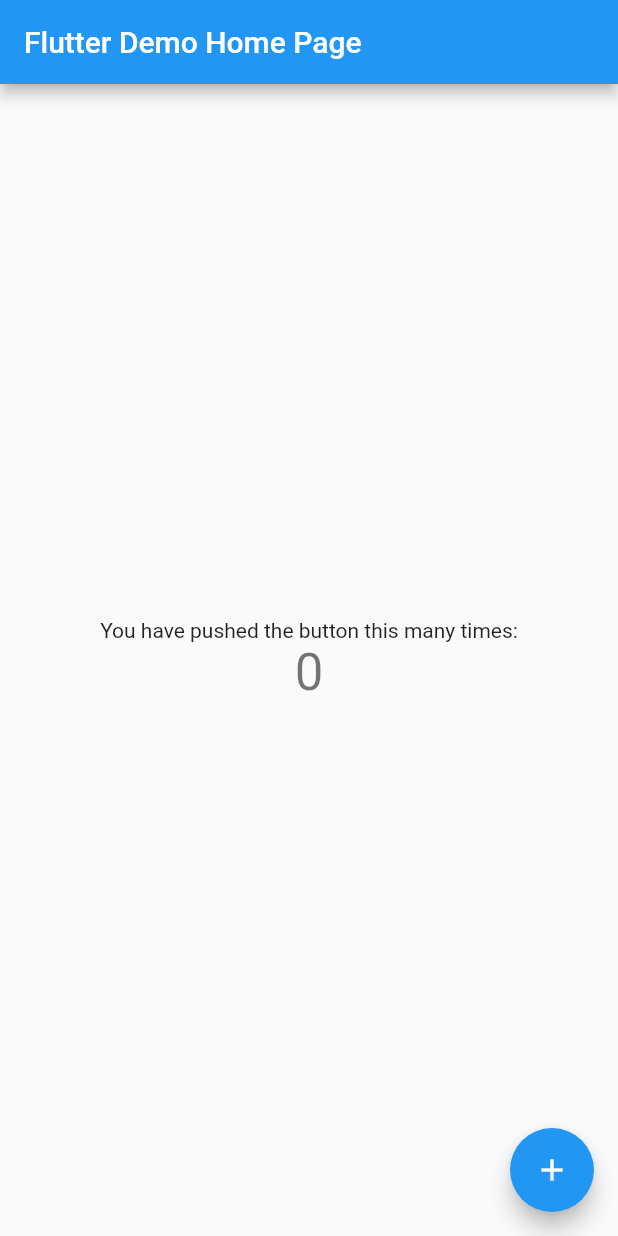
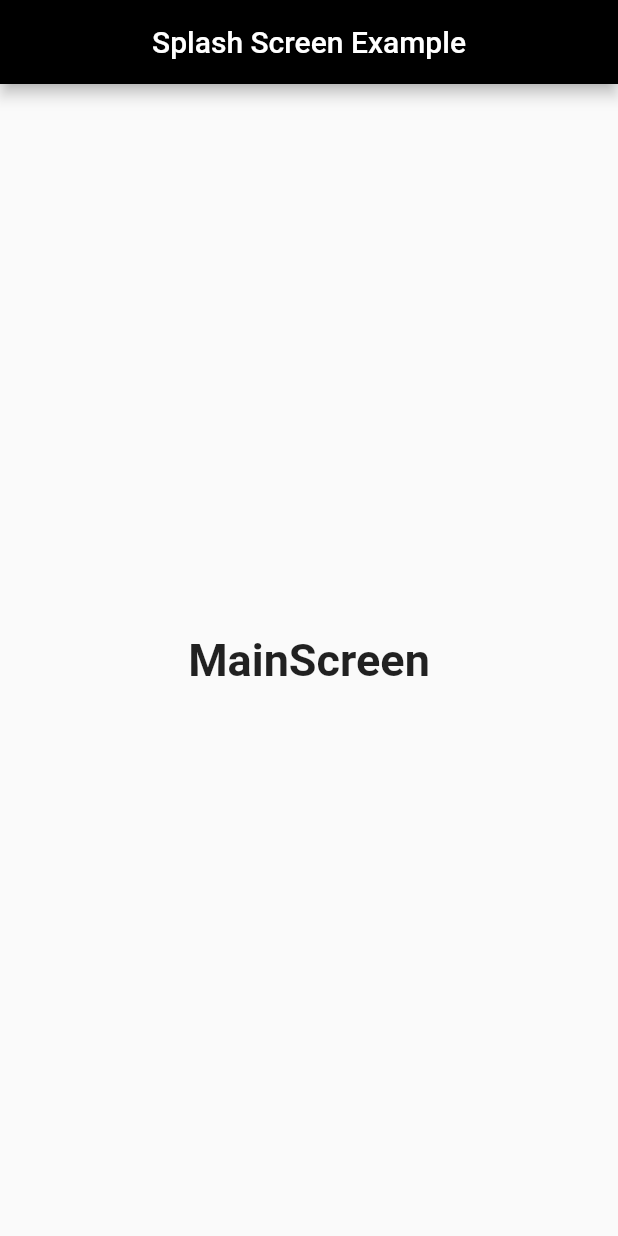
Before and after one commit to joosue72/Gumen, a Flutter app: the screen it shows after launch, on a phone screen of 412 x 824 dp. Run offline on Flutter 3.47's test engine with Material 2 defaults, Android fonts, the phone set to English and light mode, and no system bars; our stand-ins replace splashscreen.

Commit message:
Splash Screen pt1

```diff
--- a/lib/main.dart
+++ b/lib/main.dart
@@ -1,111 +1,50 @@
 import 'package:flutter/material.dart';
+import 'package:splashscreen/splashscreen.dart';
 
-void main() => runApp(MyApp());
+void main() {
+  runApp(new MaterialApp(
+  debugShowCheckedModeBanner: false,
+  home: new MyApp(),
+));
+}
 
-class MyApp extends StatelessWidget {
-  // This widget is the root of your application.
+
+class MyApp  extends StatefulWidget {
+  @override
+  _MyAppState createState() => _MyAppState();
+}
+
+class _MyAppState extends State<MyApp> {
   @override
   Widget build(BuildContext context) {
-    return MaterialApp(
-      title: 'Flutter Demo',
-      theme: ThemeData(
-        // This is the theme of your application.
-        //
-        // Try running your application with "flutter run". You'll see the
-        // application has a blue toolbar. Then, without quitting the app, try
-        // changing the primarySwatch below to Colors.green and then invoke
-        // "hot reload" (press "r" in the console where you ran "flutter run",
-        // or simply save your changes to "hot reload" in a Flutter IDE).
-        // Notice that the counter didn't reset back to zero; the application
-        // is not restarted.
-        primarySwatch: Colors.blue,
-      ),
-      home: MyHomePage(title: 'Flutter Demo Home Page'),
+    return SplashScreen(
+      seconds: 15,
+      backgroundColor: Colors.black,
+      image: Image.asset('assets/21362-animation.gif'),
+      loaderColor: Colors.white,
+      photoSize: 15.0,
+      navigateAfterSeconds: MainScreen(),
+
     );
   }
 }
 
-class MyHomePage extends StatefulWidget {
-  MyHomePage({Key key, this.title}) : super(key: key);
 
-  // This widget is the home page of your application. It is stateful, meaning
-  // that it has a State object (defined below) that contains fields that affect
-  // how it looks.
-
-  // This class is the configuration for the state. It holds the values (in this
-  // case the title) provided by the parent (in this case the App widget) and
-  // used by the build method of the State. Fields in a Widget subclass are
-  // always marked "final".
-
-  final String title;
-
-  @override
-  _MyHomePageState createState() => _MyHomePageState();
-}
-
-class _MyHomePageState extends State<MyHomePage> {
-  int _counter = 0;
-
-  void _incrementCounter() {
-    setState(() {
-      // This call to setState tells the Flutter framework that something has
-      // changed in this State, which causes it to rerun the build method below
-      // so that the display can reflect the updated values. If we changed
-      // _counter without calling setState(), then the build method would not be
-      // called again, and so nothing would appear to happen.
-      _counter++;
-    });
-  }
-
+class MainScreen extends StatelessWidget {
   @override
   Widget build(BuildContext context) {
-    // This method is rerun every time setState is called, for instance as done
-    // by the _incrementCounter method above.
-    //
-    // The Flutter framework has been optimized to make rerunning build methods
-    // fast, so that you can just rebuild anything that needs updating rather
-    // than having to individually change instances of widgets.
     return Scaffold(
       appBar: AppBar(
-        // Here we take the value from the MyHomePage object that was created by
-        // the App.build method, and use it to set our appbar title.
-        title: Text(widget.title),
+        backgroundColor: Colors.black,
+        centerTitle: true,
+        title: Text('Splash Screen Example'),
       ),
       body: Center(
-        // Center is a layout widget. It takes a single child and positions it
-        // in the middle of the parent.
-        child: Column(
-          // Column is also a layout widget. It takes a list of children and
-          // arranges them vertically. By default, it sizes itself to fit its
-          // children horizontally, and tries to be as tall as its parent.
-          //
-          // Invoke "debug painting" (press "p" in the console, choose the
-          // "Toggle Debug Paint" action from the Flutter Inspector in Android
-          // Studio, or the "Toggle Debug Paint" command in Visual Studio Code)
-          // to see the wireframe for each widget.
-          //
-          // Column has various properties to control how it sizes itself and
-          // how it positions its children. Here we use mainAxisAlignment to
-          // center the children vertically; the main axis here is the vertical
-          // axis because Columns are vertical (the cross axis would be
-          // horizontal).
-          mainAxisAlignment: MainAxisAlignment.center,
-          children: <Widget>[
-            Text(
-              'You have pushed the button this many times:',
-            ),
-            Text(
-              '$_counter',
-              style: Theme.of(context).textTheme.display1,
-            ),
-          ],
-        ),
+        child: Text(
+          'MainScreen',
+        style: TextStyle(fontSize: 30.0, fontWeight: FontWeight.bold),
       ),
-      floatingActionButton: FloatingActionButton(
-        onPressed: _incrementCounter,
-        tooltip: 'Increment',
-        child: Icon(Icons.add),
-      ), // This trailing comma makes auto-formatting nicer for build methods.
+    ),
     );
   }
 }
--- a/pubspec.yaml
+++ b/pubspec.yaml
@@ -19,6 +19,7 @@ environment:
 dependencies:
   flutter:
     sdk: flutter
+  splashscreen: ^1.2.0
 
   # The following adds the Cupertino Icons font to your application.
   # Use with the CupertinoIcons class for iOS style icons.
@@ -42,7 +43,7 @@ flutter:
 
   # To add assets to your application, add an assets section, like this:
   # assets:
-  #  - images/a_dot_burr.jpeg
+   #  - assets/21362-animation.gif
   #  - images/a_dot_ham.jpeg
 
   # An image asset can refer to one or more resolution-specific "variants", see
```
Also changed, not shown: assets/21362-animation.gif (added), images/6mYMKGh.jpg (added), pubspec.lock.
